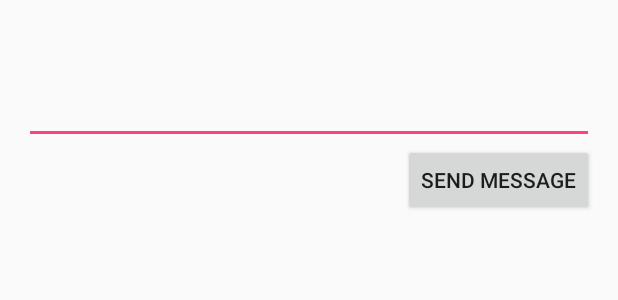
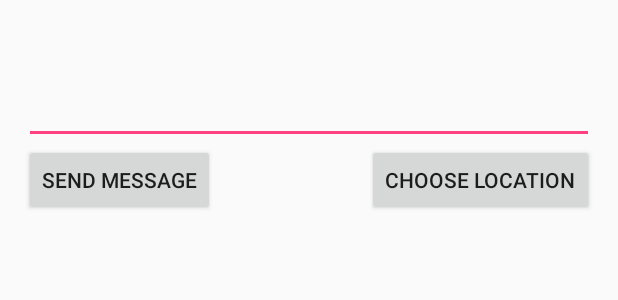
Before and after one commit to michalgorecki/door-plate-client, an Android app: the layout activity_send_message.xml on its own in the app's theme, with its tools: preview values and no code run, on a phone screen of 412 x 824 dp. Shown: the top 300 px of the screen. Run offline under Robolectric (Android 15) with nearby library versions, the phone set to English and light mode, and no system bars.

Commit message:
Layout changed, selecting similar locations modified

```diff
--- a/DoorPlate/app/src/main/res/layout/activity_send_message.xml
+++ b/DoorPlate/app/src/main/res/layout/activity_send_message.xml
@@ -16,23 +16,34 @@
         android:layout_alignParentLeft="true"
         android:layout_alignParentStart="true"
         android:layout_alignParentTop="true"
-        android:layout_alignRight="@+id/button"
-        android:layout_alignEnd="@+id/button" />
+        android:layout_alignParentRight="true"
+        android:layout_alignParentEnd="true" />
 
     <Button
         android:layout_width="wrap_content"
         android:layout_height="wrap_content"
         android:text="Send message"
-        android:id="@+id/button"
+        android:id="@+id/sendButton"
         android:layout_below="@+id/sendToLocationEditText"
-        android:layout_alignParentRight="true"
-        android:layout_alignParentEnd="true" />
+        android:layout_alignParentLeft="true"
+        android:layout_alignParentStart="true" />
 
     <ListView
         android:layout_width="wrap_content"
         android:layout_height="wrap_content"
         android:id="@+id/suggestionsListView"
+        android:layout_below="@+id/sendButton"
+        android:layout_alignParentRight="true"
+        android:layout_alignParentEnd="true"
         android:layout_alignParentLeft="true"
-        android:layout_alignParentStart="true"
-        android:layout_below="@+id/button" />
+        android:layout_alignParentStart="true" />
+
+    <Button
+        android:layout_width="wrap_content"
+        android:layout_height="wrap_content"
+        android:text="Choose location"
+        android:id="@+id/goToLocationsButton"
+        android:layout_below="@+id/sendToLocationEditText"
+        android:layout_alignRight="@+id/suggestionsListView"
+        android:layout_alignEnd="@+id/suggestionsListView" />
 </RelativeLayout>
--- a/DoorPlate/app/src/main/res/values/strings.xml
+++ b/DoorPlate/app/src/main/res/values/strings.xml
@@ -2,4 +2,8 @@
     <string name="app_name">DoorPlate</string>
     <string name="title_activity_grid_db">GridDbActivity</string>
     <string name="title_activity_display_db">DisplayDbActivity</string>
+    <string name="button_cancel">Cancel</string>
+    <string name="button_use">Use</string>
+    <string name="button_update">Update</string>
+    <string name="button_save_location">Save current location</string>
 </resources>
```
Also changed, not shown: DoorPlate/app/src/main/java/com/thesis/guras/doorplate/MDBHandler.java (+14 -11 lines), DoorPlate/app/src/main/java/com/thesis/guras/doorplate/SaveLocationActivity.java (+25 -3 lines), DoorPlate/app/src/main/java/com/thesis/guras/doorplate/SendMessageActivity.java (+12 -14 lines).
